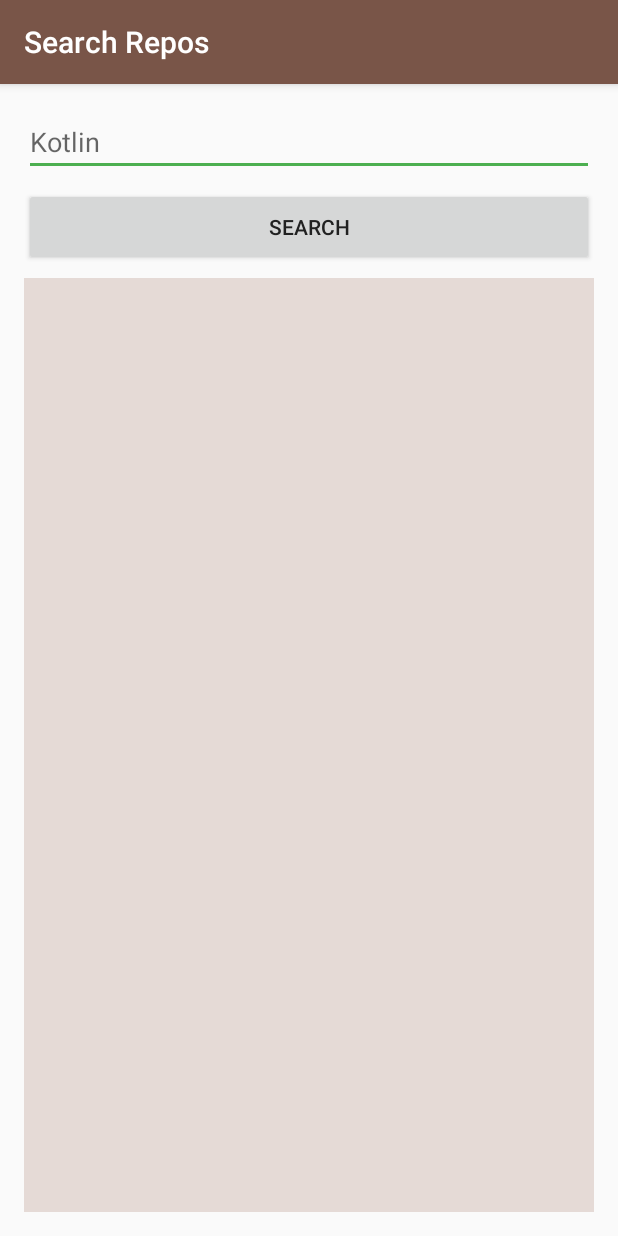
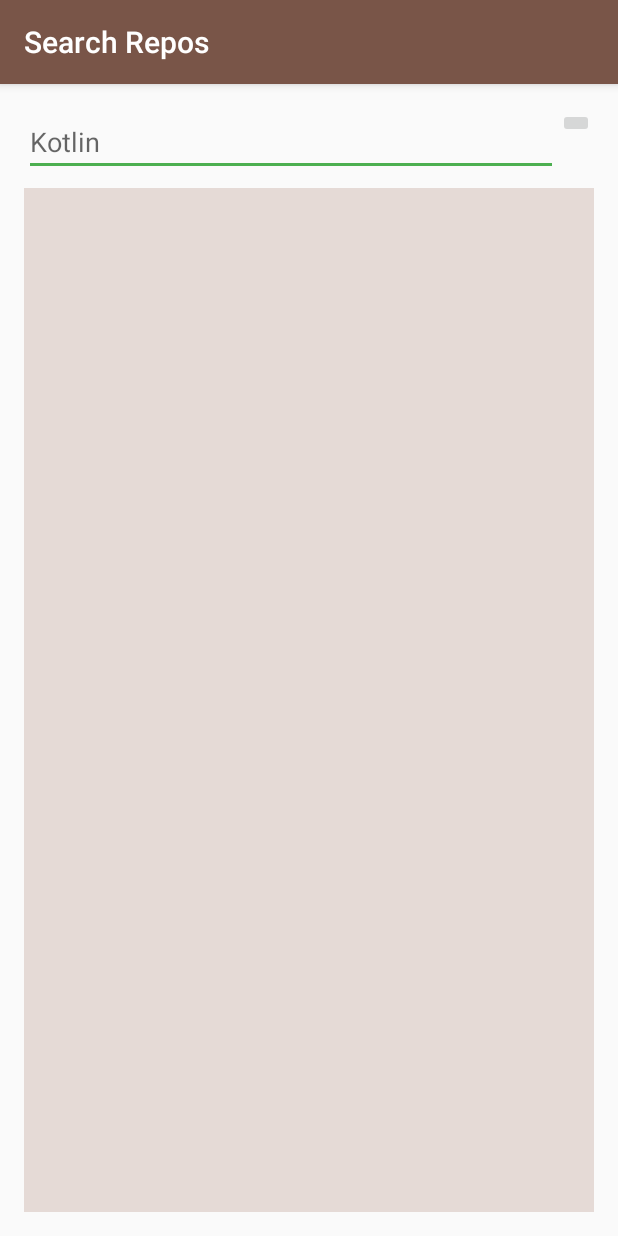
Before and after one commit to gshockv/kt-search-repos, an Android app: the screen it shows after launch (MainActivity), on a phone screen of 412 x 824 dp. Run offline under Robolectric (Android 15) with nearby library versions, the phone set to English and light mode, and no system bars; libraries missing offline, so code that uses them is left out: retrofit.client; 1 statement that could not run was skipped.

Commit message:
colors extracted

```diff
--- a/app/build.gradle
+++ b/app/build.gradle
@@ -29,6 +29,7 @@ dependencies {
     compile fileTree(dir: 'libs', include: ['*.jar'])
     compile "org.jetbrains.kotlin:kotlin-stdlib:$kotlin_version"
     compile 'com.squareup.retrofit:retrofit:1.9.0'
+    compile 'com.android.support:recyclerview-v7:21.0.0'
 }
 
 buildscript {
--- a/app/src/main/res/layout/activity_main.xml
+++ b/app/src/main/res/layout/activity_main.xml
@@ -9,21 +9,28 @@
     android:orientation="vertical"
     tools:context=".MainActivity">
 
+    <LinearLayout
+        android:layout_width="match_parent"
+        android:layout_height="wrap_content"
+        android:orientation="horizontal">
+
         <EditText
             android:id="@+id/edit_repo"
             android:layout_width="match_parent"
             android:layout_height="wrap_content"
+            android:layout_weight="1"
             android:singleLine="true"
             android:imeOptions="actionDone"
             android:textColor="#212121"
             android:hint="Kotlin"/>
+        <ImageButton
+            android:id="@+id/btn_search"
+            android:layout_width="wrap_content"
+            android:layout_height="wrap_content"
+            android:layout_gravity="right"
+            />
+    </LinearLayout>
 
-    <Button
-        android:id="@+id/btn_search"
-        android:layout_width="match_parent"
-        android:layout_height="52dp"
-        android:layout_marginTop="8dp"
-        android:text="Search"/>
 
     <TextView
         android:id="@+id/txt_log"
--- a/app/src/main/res/menu/main_activity.xml
+++ /dev/null
@@ -1,5 +0,0 @@
-<menu xmlns:android="http://schemas.android.com/apk/res/android"
-    xmlns:tools="http://schemas.android.com/tools" tools:context=".MainActivity">
-    <item android:id="@+id/action_settings" android:title="@string/action_settings"
-        android:orderInCategory="100" android:showAsAction="never" />
-</menu>
--- /dev/null
+++ b/app/src/main/res/values/colors.xml
@@ -0,0 +1,6 @@
+<?xml version="1.0" encoding="utf-8"?>
+<resources>
+    <color name="colorPrimary">#795548</color>
+    <color name="colorPrimaroDark">#5D4037</color>
+    <color name="colorAccent">#4CAF50</color>
+</resources>
--- a/app/src/main/res/values/styles.xml
+++ b/app/src/main/res/values/styles.xml
@@ -1,9 +1,9 @@
 <resources>
 
     <style name="AppTheme" parent="@android:style/Theme.Material.Light">
-        <item name="android:colorPrimary">#795548</item>
-        <item name="android:colorPrimaryDark">#5D4037</item>
-        <item name="android:colorAccent">#4CAF50</item>
+        <item name="android:colorPrimary">@color/colorPrimary</item>
+        <item name="android:colorPrimaryDark">@color/colorPrimaroDark</item>
+        <item name="android:colorAccent">@color/colorAccent</item>
         <item name="android:textColorPrimary">#FFFFFF</item>
         <item name="android:textColor">#212121</item>
     </style>
```
Lines whose indentation alone changed are shown as unchanged.
